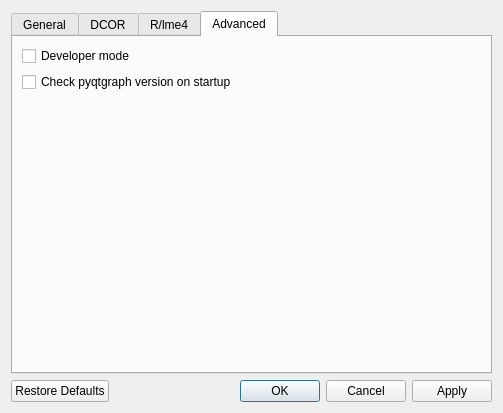
First picture: the form in shapeout2/gui/preferences.ui, repository ZELLMECHANIK-DRESDEN/ShapeOut2, before the edit.
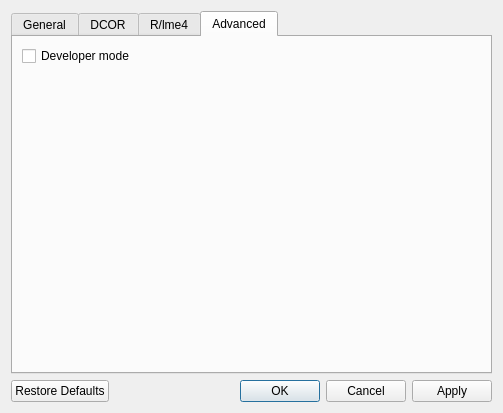
Second picture: the form after the edit. The open tabs and pages were chosen to show the change. Icons and pictures are not drawn.

The edit to the form file:
```diff
--- a/shapeout2/gui/preferences.ui
+++ b/shapeout2/gui/preferences.ui
@@ -204,13 +204,6 @@
          </property>
         </widget>
        </item>
-       <item>
-        <widget class="QCheckBox" name="advanced_check_pyqtgraph_version">
-         <property name="text">
-          <string>Check pyqtgraph version on startup</string>
-         </property>
-        </widget>
-       </item>
        <item>
         <spacer name="verticalSpacer">
          <property name="orientation">
```
